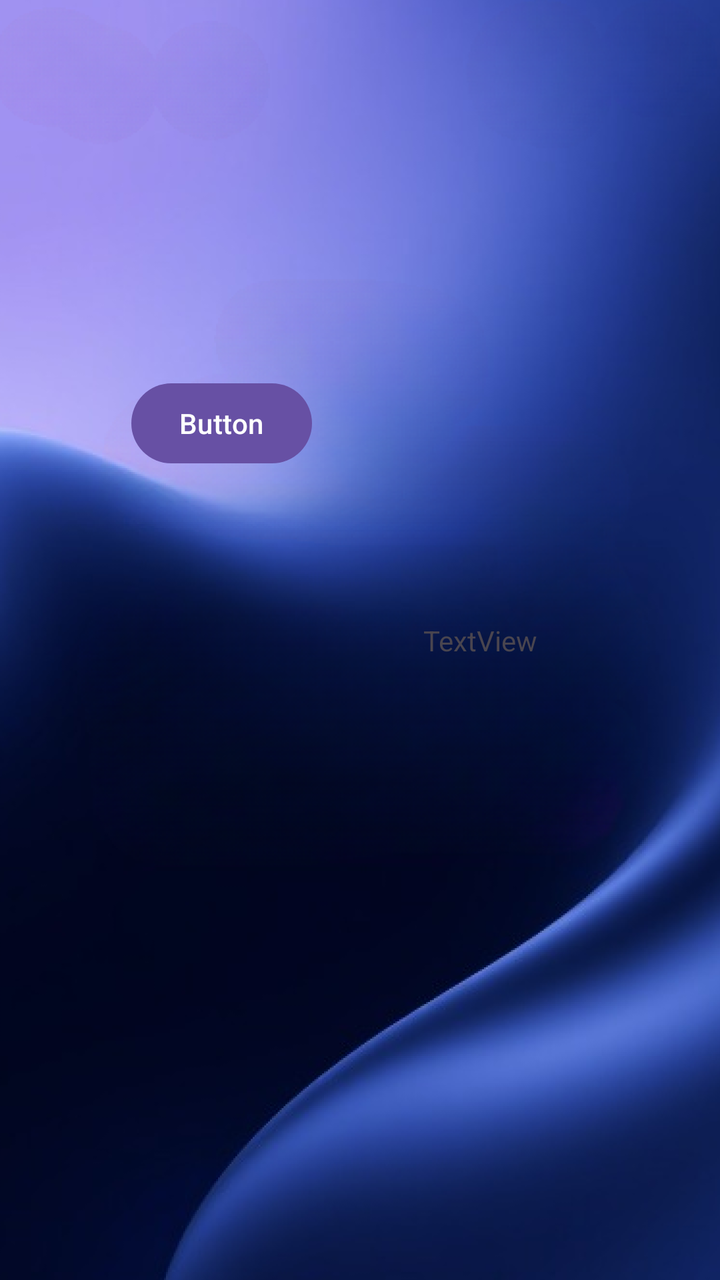
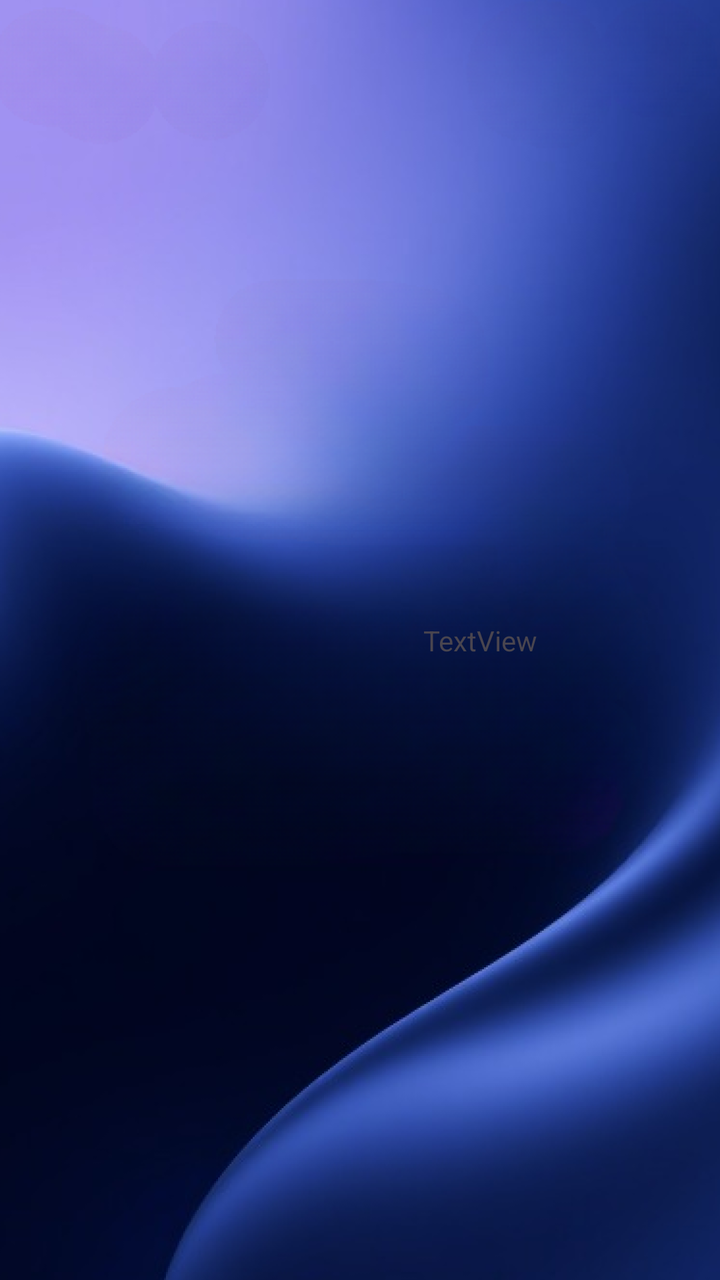

The first picture is an Android layout as it rendered before a commit; the second is the same layout after the commit. The layout source and the unified diff follow.
<!-- AndroidManifest.xml: application theme Theme.Lasttele -->
<!-- res/layout/contact_main.xml -->
<?xml version="1.0" encoding="utf-8"?>
<androidx.constraintlayout.widget.ConstraintLayout xmlns:android="http://schemas.android.com/apk/res/android"
    xmlns:app="http://schemas.android.com/apk/res-auto"
    xmlns:tools="http://schemas.android.com/tools"
    android:id="@+id/main"
    android:layout_width="match_parent"
    android:layout_height="match_parent"
    android:background="@drawable/background_1"
    tools:context=".ContactsActivity"

>


    <TextView
        android:id="@+id/textView2"
        android:layout_width="wrap_content"
        android:layout_height="wrap_content"
        android:text="TextView"
        app:layout_constraintBottom_toBottomOf="parent"
        app:layout_constraintEnd_toEndOf="parent"
        app:layout_constraintHorizontal_bias="0.699"
        app:layout_constraintStart_toStartOf="parent"
        app:layout_constraintTop_toTopOf="parent" />

    <Button
        android:id="@+id/button"
        android:layout_width="wrap_content"
        android:layout_height="wrap_content"
        android:text="Button"
        app:layout_constraintBottom_toBottomOf="parent"
        app:layout_constraintEnd_toEndOf="parent"
        app:layout_constraintHorizontal_bias="0.243"
        app:layout_constraintStart_toStartOf="parent"
        app:layout_constraintTop_toTopOf="parent"
        app:layout_constraintVertical_bias="0.317" />


</androidx.constraintlayout.widget.ConstraintLayout>
<!-- resources referenced by this layout -->
<resources>
  <!-- drawable background_1: png bitmap (drawable-xhdpi, 511664 bytes) -->
  <style name="Theme.Lasttele" parent="Base.Theme.Lasttele" />
  <style name="Base.Theme.Lasttele" parent="Theme.Material3.DayNight.NoActionBar">
          
  
          
      </style>
</resources>

<!-- the commit's change to res/layout/contact_main.xml (unified diff, before → after) -->
@@ -22,17 +22,5 @@
         app:layout_constraintStart_toStartOf="parent"
         app:layout_constraintTop_toTopOf="parent" />
 
-    <Button
-        android:id="@+id/button"
-        android:layout_width="wrap_content"
-        android:layout_height="wrap_content"
-        android:text="Button"
-        app:layout_constraintBottom_toBottomOf="parent"
-        app:layout_constraintEnd_toEndOf="parent"
-        app:layout_constraintHorizontal_bias="0.243"
-        app:layout_constraintStart_toStartOf="parent"
-        app:layout_constraintTop_toTopOf="parent"
-        app:layout_constraintVertical_bias="0.317" />
-
 
 </androidx.constraintlayout.widget.ConstraintLayout>
